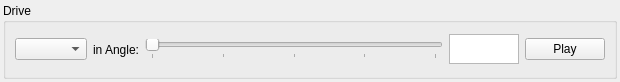
Above: core/simulate/run_Drive.ui from KmolYuan/Pyslvs-UI before the change. Below: the same form after it.
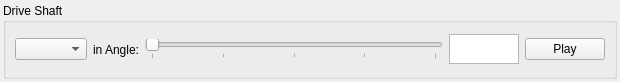
That is the form after the change.

```diff
--- a/core/simulate/run_Drive.ui
+++ b/core/simulate/run_Drive.ui
@@ -47,7 +47,7 @@
       </size>
      </property>
      <property name="title">
-      <string>Drive</string>
+      <string>Drive Shaft</string>
      </property>
      <layout class="QHBoxLayout" name="horizontalLayout_3">
       <item>
```
